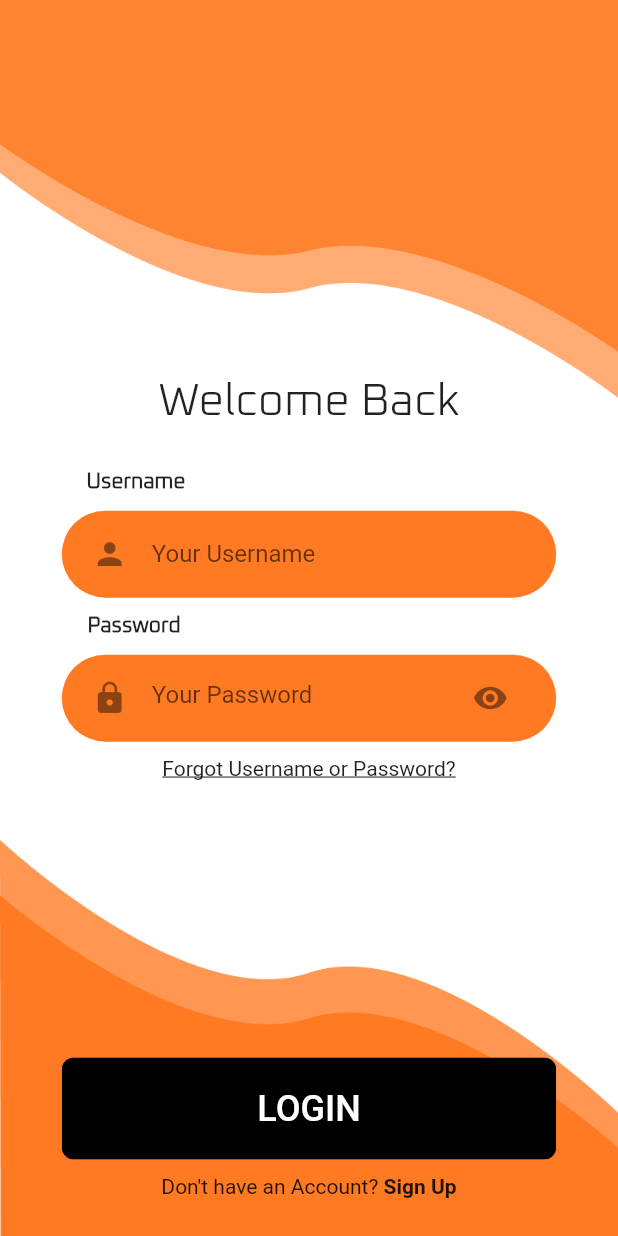
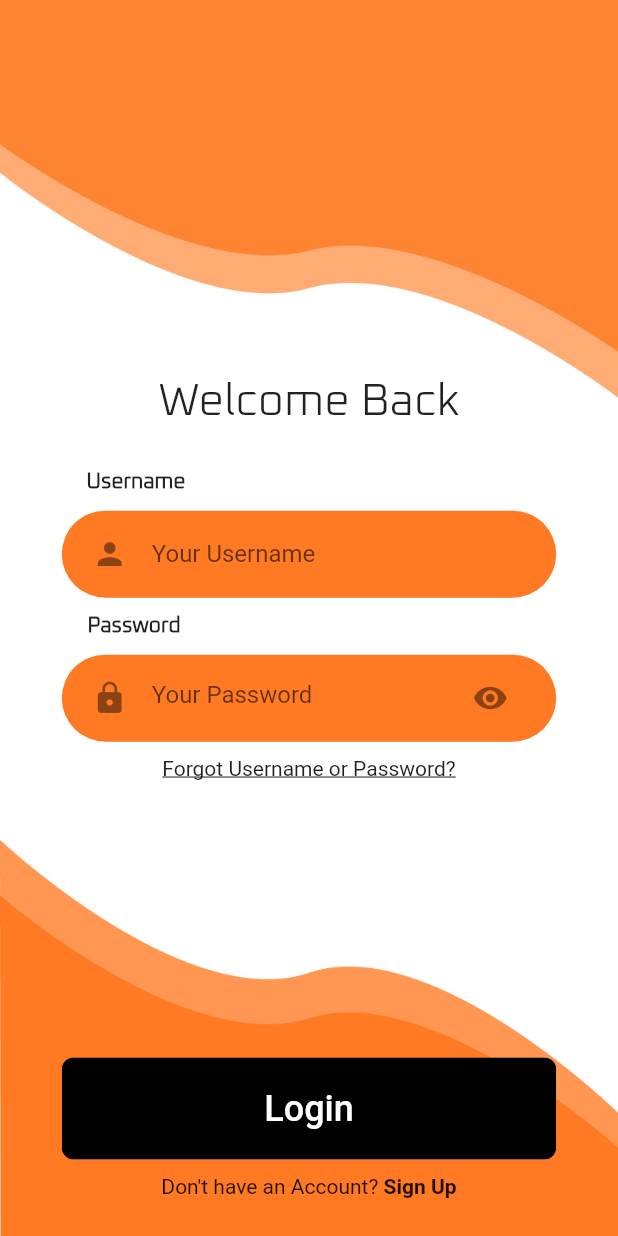
Before and after one commit to SpotaDevelopment/app, a Flutter app: the LoginScreen screen opened directly, on a phone screen of 412 x 824 dp. Run offline on Flutter 3.47's test engine with Material 2 defaults, Android fonts, the phone set to English and light mode, and no system bars; our stand-ins replace firebase_auth, firebase_core; accounts and stored records are empty.

```diff
--- a/lib/Components/already_have_an_account_check.dart
+++ b/lib/Components/already_have_an_account_check.dart
@@ -7,7 +7,7 @@ class AlreadyHaveAnAccountCheck extends StatelessWidget {
 
   const AlreadyHaveAnAccountCheck({
     Key? key,
-    this.login = true,
+    required this.login,
     required this.press,
   }) : super(key: key);
 
--- a/lib/Screens/Login/components/body.dart
+++ b/lib/Screens/Login/components/body.dart
@@ -35,9 +35,8 @@ class Body extends StatelessWidget {
             Spacer(flex: 1),
             Text(
               "Username",
-              style: TextStyle(
-                  fontFamily: "Oxanium",
-                  fontWeight: FontWeight.bold),
+              style:
+                  TextStyle(fontFamily: "Oxanium", fontWeight: FontWeight.bold),
             ),
             Spacer(flex: 5),
           ]),
@@ -50,9 +49,8 @@ class Body extends StatelessWidget {
             Spacer(),
             Text(
               "Password",
-              style: TextStyle(
-                fontFamily: "Oxanium",
-                fontWeight: FontWeight.bold),
+              style:
+                  TextStyle(fontFamily: "Oxanium", fontWeight: FontWeight.bold),
             ),
             Spacer(flex: 5)
           ]),
@@ -72,12 +70,14 @@ class Body extends StatelessWidget {
           Spacer(flex: 7),
           RoundedButton(
             //TODO: Move this down
-            text: "LOGIN",
+            text: "Login",
             pressed: () {},
             color: Colors.black,
             textColor: Colors.white,
           ),
-          AlreadyHaveAnAccountCheck(press: () {
+          AlreadyHaveAnAccountCheck(
+              login: true,
+              press: () {
                 Navigator.push(
                   context,
                   MaterialPageRoute(
```
Lines whose indentation alone changed are shown as unchanged.
